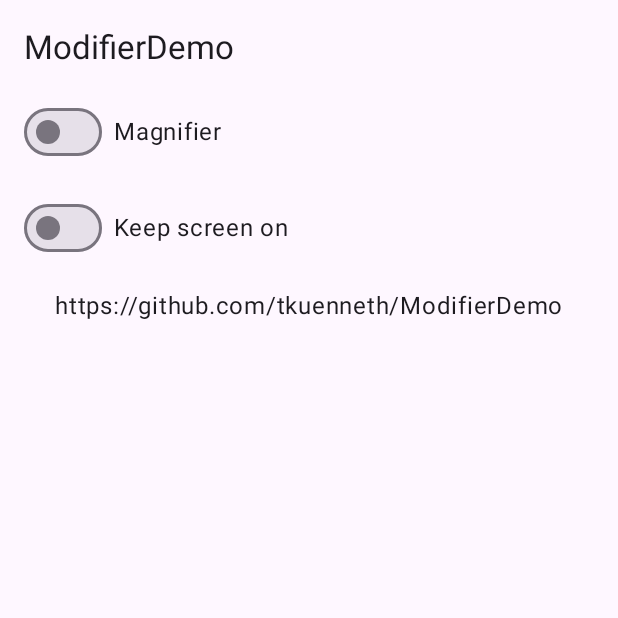
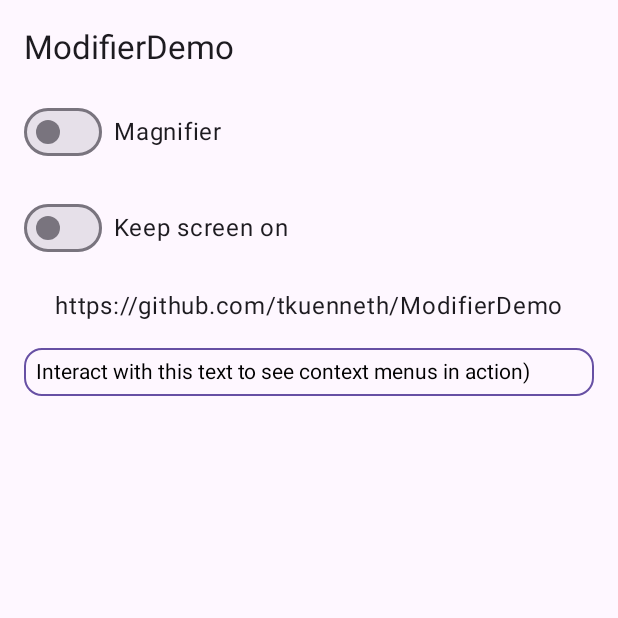
Before and after one commit to tkuenneth/ModifierDemo, an Android app built with Jetpack Compose: the screen it shows after launch (MainActivity), on a phone screen of 412 x 824 dp, the top half of it. Run offline under Robolectric (Android 15) with nearby library versions, the phone set to English and light mode, and no system bars; our stand-ins replace Material 3 Expressive styles (plain Material 3 is drawn); 2 statements that could not run were skipped.

Commit message:
Demo for BasicTextField context menus added

```diff
--- a/app/src/main/java/dev/tkuenneth/modifierdemo/MainActivity.kt
+++ b/app/src/main/java/dev/tkuenneth/modifierdemo/MainActivity.kt
@@ -4,15 +4,25 @@ import android.os.Bundle
 import androidx.activity.ComponentActivity
 import androidx.activity.compose.setContent
 import androidx.activity.enableEdgeToEdge
+import androidx.compose.foundation.border
 import androidx.compose.foundation.clickable
 import androidx.compose.foundation.layout.Arrangement
+import androidx.compose.foundation.layout.Box
 import androidx.compose.foundation.layout.Column
 import androidx.compose.foundation.layout.ColumnScope
 import androidx.compose.foundation.layout.fillMaxSize
+import androidx.compose.foundation.layout.fillMaxWidth
 import androidx.compose.foundation.layout.padding
+import androidx.compose.foundation.text.BasicTextField
+import androidx.compose.foundation.text.contextmenu.builder.item
+import androidx.compose.foundation.text.contextmenu.modifier.appendTextContextMenuComponents
+import androidx.compose.foundation.text.contextmenu.modifier.filterTextContextMenuComponents
+import androidx.compose.foundation.text.input.clearText
+import androidx.compose.foundation.text.input.rememberTextFieldState
 import androidx.compose.material3.ExperimentalMaterial3Api
 import androidx.compose.material3.ExperimentalMaterial3ExpressiveApi
 import androidx.compose.material3.MaterialExpressiveTheme
+import androidx.compose.material3.MaterialTheme
 import androidx.compose.material3.Scaffold
 import androidx.compose.material3.Text
 import androidx.compose.material3.TopAppBar
@@ -24,6 +34,7 @@ import androidx.compose.runtime.setValue
 import androidx.compose.ui.Alignment
 import androidx.compose.ui.Modifier
 import androidx.compose.ui.keepScreenOn
+import androidx.compose.ui.platform.LocalContext
 import androidx.compose.ui.platform.LocalUriHandler
 import androidx.compose.ui.res.stringResource
 import androidx.compose.ui.unit.dp
@@ -64,7 +75,7 @@ fun ModifierDemo() {
                 MagnifierDemo(magnifierActive = magnifierActive) { magnifierActive = it }
                 KeepScreenOnDemo()
                 UriHandlerDemo()
-                ContextMenuDemo()
+                ContextMenuDemo(stringResource(R.string.context_menu))
             }
         }
     }
@@ -110,12 +121,38 @@ fun ColumnScope.UriHandlerDemo() {
 }
 
 @Composable
-fun ColumnScope.ContextMenuDemo() {
-//    Text(
-//        text = stringResource(R.string.context_menu),
-//        modifier = Modifier.align(alignment = Alignment.CenterHorizontally)
-//            .contextDe {
-//
-//            }
-//    )
+fun ContextMenuDemo(text: String) {
+    val state = rememberTextFieldState(text)
+    val context = LocalContext.current
+    Box(
+        modifier = Modifier
+            .fillMaxWidth()
+            .border(
+                width = 1.dp,
+                color = MaterialTheme.colorScheme.primary,
+                shape = MaterialTheme.shapes.medium
+            )
+            .padding(all = 8.dp)
+    ) {
+        BasicTextField(
+            state = state,
+            modifier = Modifier
+                .appendTextContextMenuComponents {
+                    this.item(
+                        key = ContextMenuComponentsKey.Clear,
+                        label = context.getString(R.string.clear)
+                    ) {
+                        state.clearText()
+                        close()
+                    }
+                }
+                .filterTextContextMenuComponents { component ->
+                    if (component.key == ContextMenuComponentsKey.Clear) state.text.isNotEmpty() else true
+                },
+        )
+    }
 }
+
+sealed class ContextMenuComponentsKey {
+    data object Clear : ContextMenuComponentsKey()
+}
--- a/app/src/main/res/values/strings.xml
+++ b/app/src/main/res/values/strings.xml
@@ -2,7 +2,8 @@
     <string name="app_name">ModifierDemo</string>
     <string name="magnifier">Magnifier</string>
     <string name="keep_screen_on">Keep screen on</string>
-    <string name="context_menu">Context menu</string>
+    <string name="context_menu">Interact with this text to see context menus in action)</string>
+    <string name="clear">Clear</string>
 
     <string name="url" translatable="false">https://github.com/tkuenneth/ModifierDemo</string>
 </resources>
```
